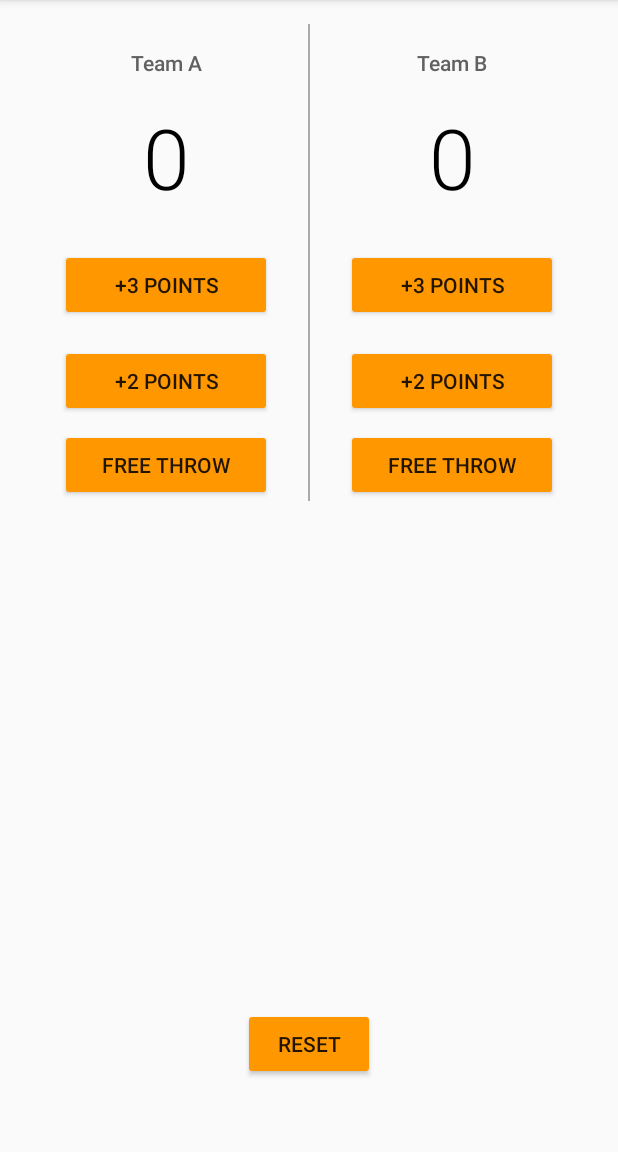
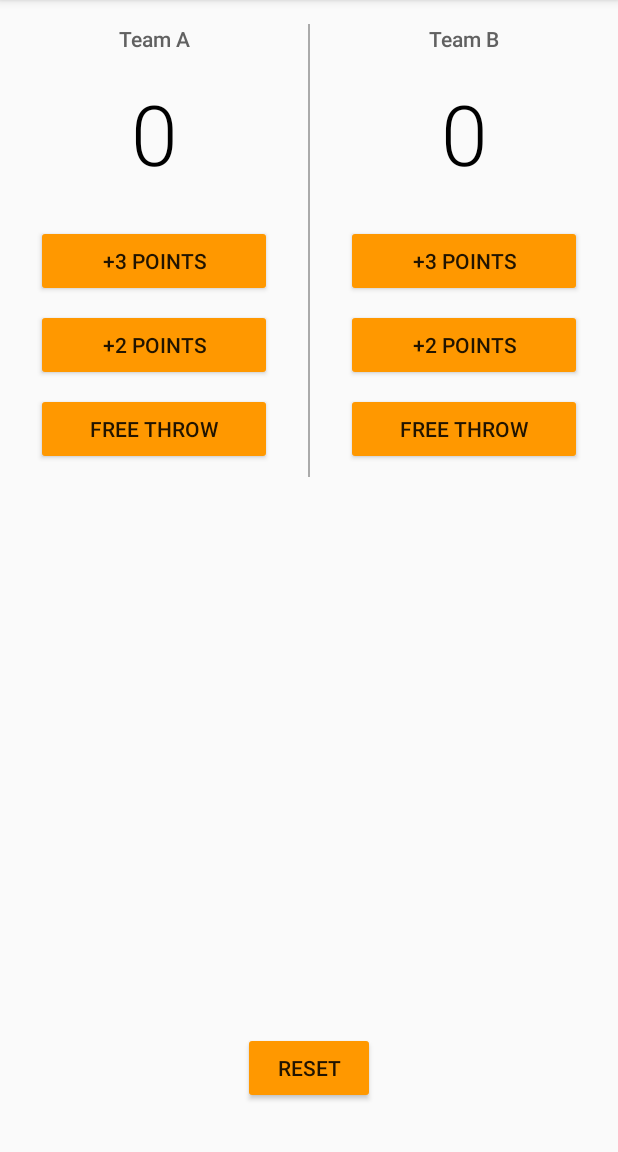
Before and after one commit to MyUdacityProjects/Udacity-Android, an Android app: the screen it shows after launch (MainActivity), on a phone screen of 412 x 824 dp, the part 84-1236 px from its top. Run offline under Robolectric (Android 15) with nearby library versions, the phone set to English and light mode, and no system bars.

Commit message:
Styling added

```diff
--- a/CourtCounter/app/src/main/res/layout/activity_main.xml
+++ b/CourtCounter/app/src/main/res/layout/activity_main.xml
@@ -2,10 +2,6 @@
     xmlns:tools="http://schemas.android.com/tools"
     android:layout_width="match_parent"
     android:layout_height="match_parent"
-    android:paddingBottom="@dimen/activity_vertical_margin"
-    android:paddingLeft="@dimen/activity_horizontal_margin"
-    android:paddingRight="@dimen/activity_horizontal_margin"
-    android:paddingTop="@dimen/activity_vertical_margin"
     tools:context=".MainActivity">
 
     <LinearLayout
@@ -22,27 +18,26 @@
             <TextView
                 android:layout_width="match_parent"
                 android:layout_height="wrap_content"
+                android:fontFamily="sans-serif-medium"
                 android:gravity="center_horizontal"
-                android:fontFamily="sans-serif-medium"
-                android:paddingTop="16dp"
-                android:textSize="14sp"
+                android:padding="16dp"
+                android:text="Team A"
                 android:textColor="#616161"
-                android:text="Team A" />
+                android:textSize="14sp" />
 
             <TextView
                 android:layout_width="match_parent"
                 android:layout_height="wrap_content"
+                android:fontFamily="sans-serif-light"
                 android:gravity="center_horizontal"
-                android:textSize="56sp"
-                android:paddingTop="16dp"
+                android:paddingBottom="24dp"
+                android:text="0"
                 android:textColor="#000000"
-                android:fontFamily="sans-serif-light"
-                android:text="0" />
+                android:textSize="56sp" />
 
             <Button
                 android:layout_width="match_parent"
                 android:layout_height="wrap_content"
-                android:layout_marginTop="24dp"
                 android:layout_marginBottom="8dp"
                 android:layout_marginLeft="24dp"
                 android:layout_marginRight="24dp"
@@ -51,7 +46,7 @@
             <Button
                 android:layout_width="match_parent"
                 android:layout_height="wrap_content"
-                android:layout_marginTop="8dp"
+                android:layout_marginBottom="8dp"
                 android:layout_marginLeft="24dp"
                 android:layout_marginRight="24dp"
                 android:text="+2 Points" />
@@ -59,17 +54,19 @@
             <Button
                 android:layout_width="match_parent"
                 android:layout_height="wrap_content"
+                android:layout_marginBottom="8dp"
                 android:layout_marginLeft="24dp"
                 android:layout_marginRight="24dp"
-                android:layout_marginTop="8dp"
                 android:text="FREE THROW" />
 
         </LinearLayout>
+
         <View
             android:layout_width="1dp"
             android:layout_height="match_parent"
-            android:background="@android:color/darker_gray"
-            />
+            android:layout_marginTop="16dp"
+            android:background="@android:color/darker_gray" />
+
         <LinearLayout
             android:layout_width="0dp"
             android:layout_height="wrap_content"
@@ -79,27 +76,26 @@
             <TextView
                 android:layout_width="match_parent"
                 android:layout_height="wrap_content"
+                android:fontFamily="sans-serif-medium"
                 android:gravity="center_horizontal"
-                android:paddingTop="16dp"
-                android:textSize="14sp"
-                android:fontFamily="sans-serif-medium"
+                android:padding="16dp"
+                android:text="Team B"
                 android:textColor="#616161"
-                android:text="Team B" />
+                android:textSize="14sp" />
 
             <TextView
                 android:layout_width="match_parent"
                 android:layout_height="wrap_content"
+                android:fontFamily="sans-serif-light"
                 android:gravity="center_horizontal"
-                android:paddingTop="16dp"
-                android:textSize="56sp"
+                android:paddingBottom="24dp"
+                android:text="0"
                 android:textColor="#000000"
-                android:fontFamily="sans-serif-light"
-                android:text="0" />
+                android:textSize="56sp" />
 
             <Button
                 android:layout_width="match_parent"
                 android:layout_height="wrap_content"
-                android:layout_marginTop="24dp"
                 android:layout_marginBottom="8dp"
                 android:layout_marginLeft="24dp"
                 android:layout_marginRight="24dp"
@@ -108,17 +104,17 @@
             <Button
                 android:layout_width="match_parent"
                 android:layout_height="wrap_content"
+                android:layout_marginBottom="8dp"
                 android:layout_marginLeft="24dp"
                 android:layout_marginRight="24dp"
-                android:layout_marginTop="8dp"
                 android:text="+2 Points" />
 
             <Button
                 android:layout_width="match_parent"
                 android:layout_height="wrap_content"
+                android:layout_marginBottom="8dp"
                 android:layout_marginLeft="24dp"
                 android:layout_marginRight="24dp"
-                android:layout_marginTop="8dp"
                 android:text="FREE THROW" />
         </LinearLayout>
     </LinearLayout>
```
